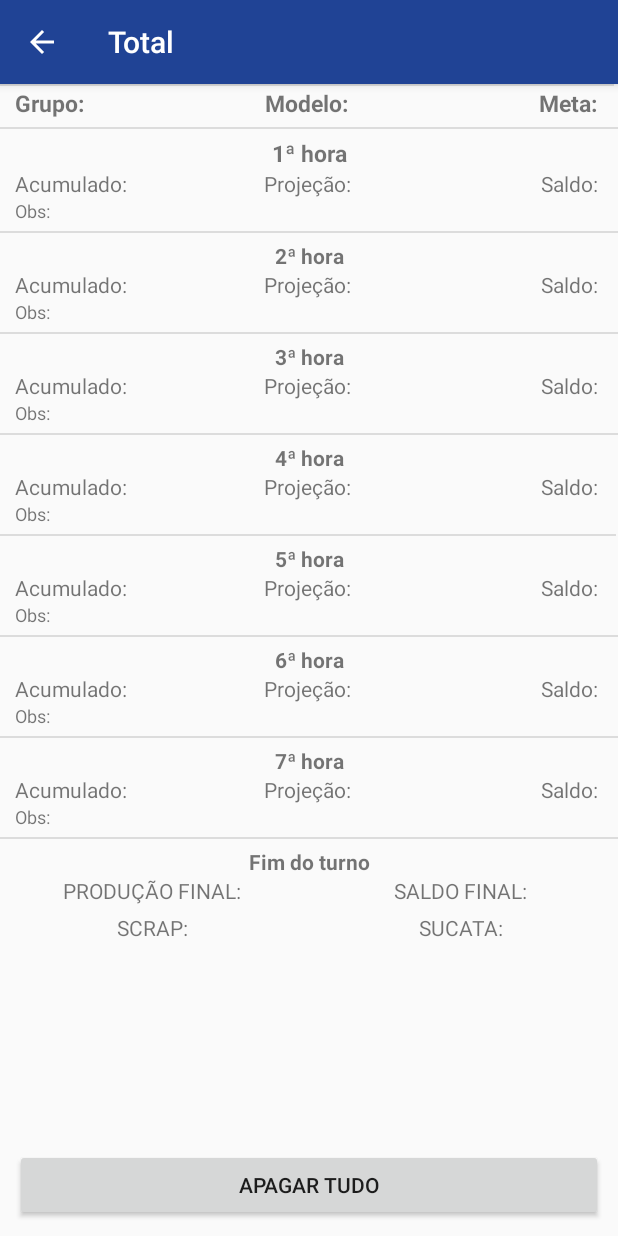
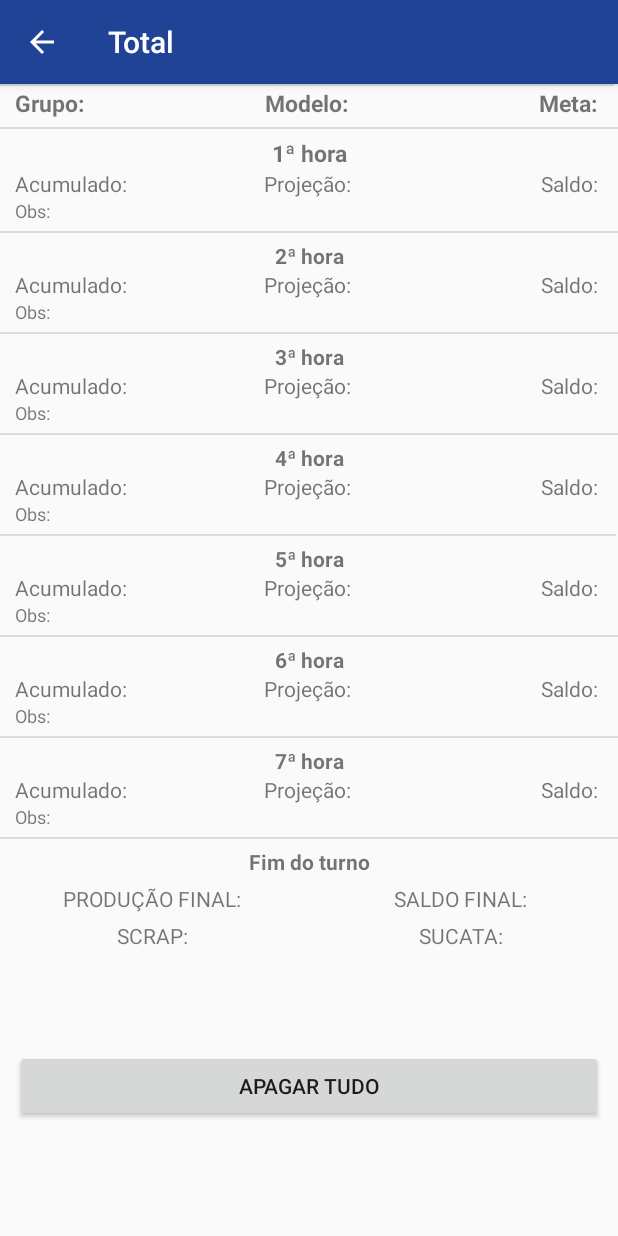
Before and after one commit to brenov1sk/app_Moura, an Android app: the total screen opened directly, with no data from a screen before it, on a phone screen of 412 x 824 dp. Run offline under Robolectric (Android 15) with nearby library versions, the phone set to English and light mode, and no system bars.

Commit message:
ajustes - versao 3

```diff
--- a/app/src/main/res/layout/activity_total.xml
+++ b/app/src/main/res/layout/activity_total.xml
@@ -1,23 +1,20 @@
 <?xml version="1.0" encoding="utf-8"?>
 
-<!--<ScrollView-->
-<!--    xmlns:android="http://schemas.android.com/apk/res/android"-->
-<!--    xmlns:app="http://schemas.android.com/apk/res-auto"-->
-<!--    xmlns:tools="http://schemas.android.com/tools"-->
-<!--    android:layout_height="match_parent"-->
-<!--    android:layout_width="match_parent"-->
-<!--    android:fillViewport="true">-->
-
-<androidx.constraintlayout.widget.ConstraintLayout xmlns:android="http://schemas.android.com/apk/res/android"
+<ScrollView
+    xmlns:android="http://schemas.android.com/apk/res/android"
     xmlns:app="http://schemas.android.com/apk/res-auto"
     xmlns:tools="http://schemas.android.com/tools"
     android:layout_width="match_parent"
     android:layout_height="match_parent"
-    android:fillViewport="true"
+    android:fillViewport="true">
+
+    <androidx.constraintlayout.widget.ConstraintLayout
     app:layout_constraintEnd_toStartOf="@+id/guideline6"
     app:layout_constraintStart_toStartOf="@+id/guideline6"
     tools:context=".total"
-    tools:layout_editor_absoluteY="81dp">
+    tools:layout_editor_absoluteY="81dp"
+    android:layout_width="match_parent"
+    android:layout_height="match_parent">
 
     <TextView
         android:id="@+id/grupoNome"
@@ -174,7 +171,7 @@
         <Button
             android:id="@+id/bt"
             android:layout_width="0dp"
-        android:layout_height="wrap_content"
+            android:layout_height="48dp"
             android:layout_marginStart="10dp"
             android:layout_marginLeft="10dp"
             android:layout_marginEnd="10dp"
@@ -185,7 +182,8 @@
             app:layout_constraintBottom_toBottomOf="parent"
             app:layout_constraintEnd_toEndOf="parent"
             app:layout_constraintHorizontal_bias="1.0"
-        app:layout_constraintStart_toStartOf="parent" />
+            app:layout_constraintStart_toStartOf="parent"
+            app:layout_constraintTop_toBottomOf="@+id/scrap" />
 
     <TextView
         android:id="@+id/ac3"
@@ -645,6 +643,7 @@
             android:id="@+id/prodFinal"
             android:layout_width="wrap_content"
             android:layout_height="wrap_content"
+            android:layout_marginTop="5dp"
             android:text="TextView"
             app:layout_constraintEnd_toStartOf="@+id/guideline6"
             app:layout_constraintStart_toStartOf="parent"
@@ -709,4 +708,4 @@
 
 </androidx.constraintlayout.widget.ConstraintLayout>
 
-<!--</ScrollView>-->
+</ScrollView>
```
Lines whose indentation alone changed are shown as unchanged.
